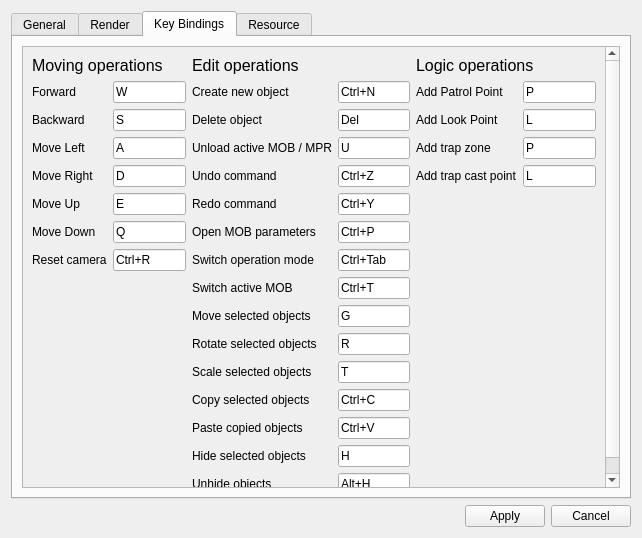
konstvest/ei_maper, file settings.ui: the form before one commit.
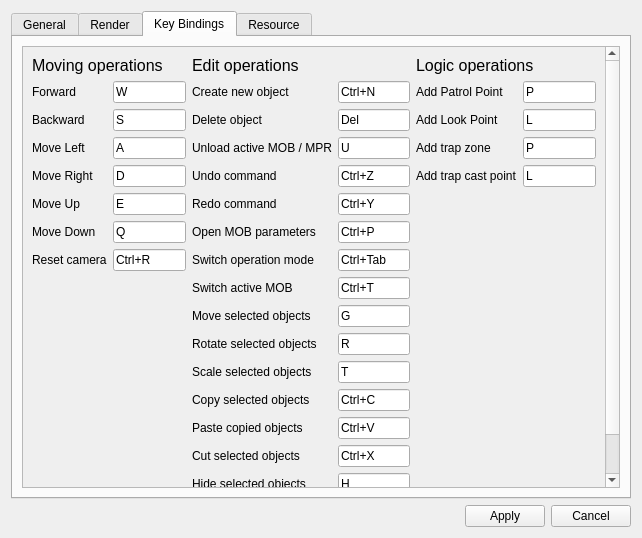
The form after the commit.

Commit message: implemet cut object (ctrl+x)

What changed in the file:
```diff
--- a/settings.ui
+++ b/settings.ui
@@ -264,9 +264,9 @@
           <property name="geometry">
            <rect>
             <x>0</x>
-            <y>0</y>
+            <y>-15</y>
             <width>586</width>
-            <height>459</height>
+            <height>487</height>
            </rect>
           </property>
           <layout class="QHBoxLayout" name="horizontalLayout">
@@ -534,28 +534,28 @@
                </property>
               </widget>
              </item>
-             <item row="14" column="0">
+             <item row="15" column="0">
               <widget class="QLabel" name="label_31">
                <property name="text">
                 <string>Hide selected objects</string>
                </property>
               </widget>
              </item>
-             <item row="14" column="1">
+             <item row="15" column="1">
               <widget class="QKeySequenceEdit" name="keySequenceEdit_22">
                <property name="keySequence">
                 <string>H</string>
                </property>
               </widget>
              </item>
-             <item row="15" column="0">
+             <item row="16" column="0">
               <widget class="QLabel" name="label_32">
                <property name="text">
                 <string>Unhide objects</string>
                </property>
               </widget>
              </item>
-             <item row="15" column="1">
+             <item row="16" column="1">
               <widget class="QKeySequenceEdit" name="keySequenceEdit_23">
                <property name="keySequence">
                 <string>Alt+H</string>
@@ -618,6 +618,20 @@
                </property>
               </widget>
              </item>
+             <item row="14" column="0">
+              <widget class="QLabel" name="label_36">
+               <property name="text">
+                <string>Cut selected objects</string>
+               </property>
+              </widget>
+             </item>
+             <item row="14" column="1">
+              <widget class="QKeySequenceEdit" name="keySequenceEdit_27">
+               <property name="keySequence">
+                <string>Ctrl+X</string>
+               </property>
+              </widget>
+             </item>
             </layout>
            </item>
            <item>
```
The commit also changes 1 other file.
